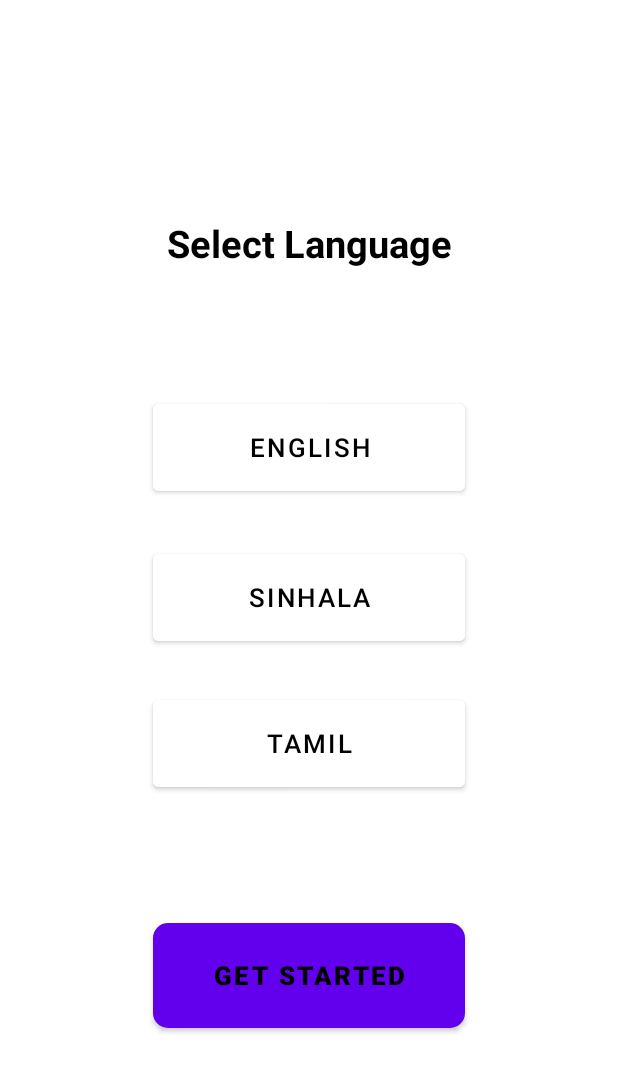
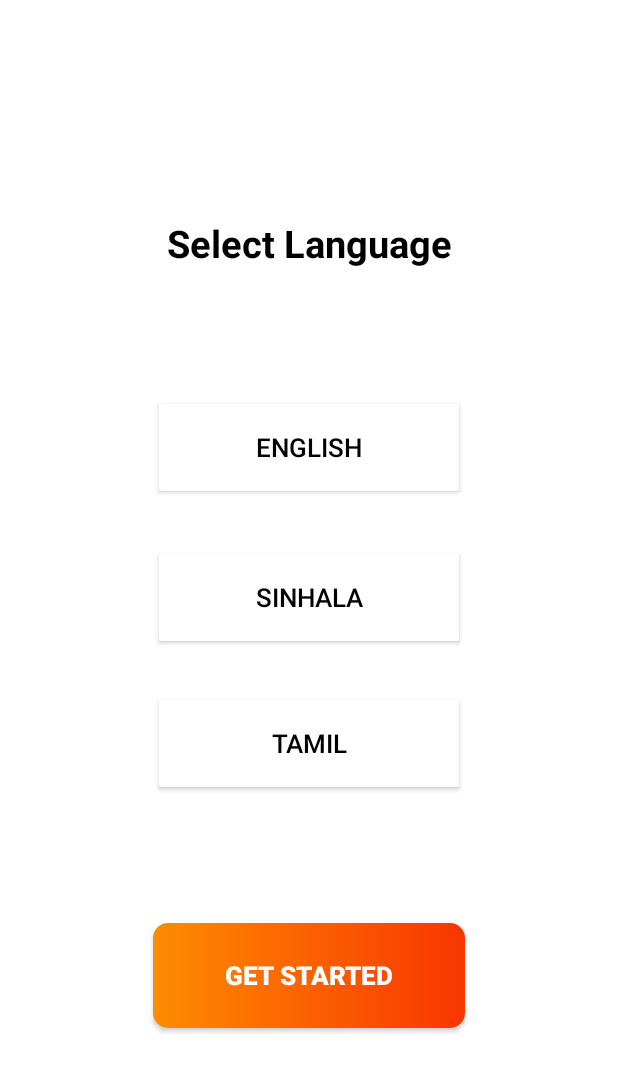
Before and after one commit to dilshanhiruna/SingerCareApp-Redesign, an Android app: the screen it shows after launch (selecet_language), on a phone screen of 412 x 824 dp. Shown: the top 1072 px of the screen. Run offline under Robolectric (Android 15) with nearby library versions, the phone set to English and light mode, and no system bars.

Commit message:
change the button background

```diff
--- a/app/src/main/java/Pabasara/selecet_language.java
+++ b/app/src/main/java/Pabasara/selecet_language.java
@@ -41,6 +41,7 @@ public class selecet_language extends AppCompat {
             public void onClick(View v) {
                 lm.updateResource("si");
 //                recreate();
+                Toast.makeText(selecet_language.this, "Changed the language to Sinhala", Toast.LENGTH_SHORT).show();
             }
         });
         tamil.setOnClickListener(new View.OnClickListener() {
@@ -48,6 +49,7 @@ public class selecet_language extends AppCompat {
             public void onClick(View v) {
                 lm.updateResource("ta");
 //                recreate();
+                Toast.makeText(selecet_language.this, "Changed the language to Tamil", Toast.LENGTH_SHORT).show();
             }
         });
         getstarted= findViewById(R.id.getstartedBtn);
--- a/app/src/main/res/layout/activity_forgot_password.xml
+++ b/app/src/main/res/layout/activity_forgot_password.xml
@@ -51,13 +51,14 @@
 
     </com.google.android.material.textfield.TextInputLayout>
 
-    <Button
+    <android.widget.Button
         android:id="@+id/sendBtn"
         android:layout_width="292dp"
         android:layout_height="62dp"
         android:layout_marginTop="56dp"
         android:text="@string/send"
-        android:textColor="@color/black"
+        android:background="@drawable/submitratebtn"
+        android:textColor="@color/white"
         app:layout_constraintEnd_toEndOf="parent"
         app:layout_constraintHorizontal_bias="0.571"
         app:layout_constraintStart_toStartOf="parent"
--- a/app/src/main/res/layout/activity_login.xml
+++ b/app/src/main/res/layout/activity_login.xml
@@ -112,13 +112,14 @@
         app:layout_constraintBottom_toBottomOf="parent"
         app:layout_constraintEnd_toEndOf="parent" />
 
-    <Button
+    <android.widget.Button
         android:id="@+id/btnlogin"
         android:layout_width="272dp"
         android:layout_height="66dp"
         android:layout_marginTop="468dp"
         android:text="@string/loginrtn"
-        android:textColor="@color/black"
+        android:textColor="@color/white"
+        android:background="@drawable/submitratebtn"
         android:textSize="18dp"
         android:textStyle="bold"
         app:layout_constraintEnd_toEndOf="parent"
--- a/app/src/main/res/layout/activity_selecet_language.xml
+++ b/app/src/main/res/layout/activity_selecet_language.xml
@@ -23,7 +23,7 @@
         app:layout_constraintStart_toStartOf="parent"
         app:layout_constraintTop_toTopOf="parent" />
 
-    <Button
+    <android.widget.Button
         android:id="@+id/englishBtn"
         android:layout_width="208dp"
         android:layout_height="70dp"
@@ -38,7 +38,7 @@
         app:layout_constraintStart_toStartOf="parent"
         app:layout_constraintTop_toBottomOf="@+id/tv_selectLanguage" />
 
-    <Button
+    <android.widget.Button
         android:id="@+id/sinhalaBtn"
         android:layout_width="208dp"
         android:layout_height="70dp"
@@ -53,7 +53,7 @@
         app:layout_constraintStart_toStartOf="parent"
         app:layout_constraintTop_toBottomOf="@+id/englishBtn" />
 
-    <Button
+    <android.widget.Button
         android:id="@+id/TamilBtn"
         android:layout_width="208dp"
         android:layout_height="70dp"
@@ -68,13 +68,13 @@
         app:layout_constraintStart_toStartOf="parent"
         app:layout_constraintTop_toBottomOf="@+id/sinhalaBtn" />
 
-    <Button
+    <android.widget.Button
         android:id="@+id/getstartedBtn"
         android:layout_width="208dp"
         android:layout_height="70dp"
         android:layout_marginBottom="129dp"
         android:text="@string/Getstarted"
-        android:textColor="@color/black"
+        android:textColor="@color/white"
         android:textSize="17dp"
         android:background="@drawable/submitratebtn"
         android:textStyle="bold"
```
Also changed, not shown: app/src/main/res/layout/activity_signup.xml (+5 -4 lines).
